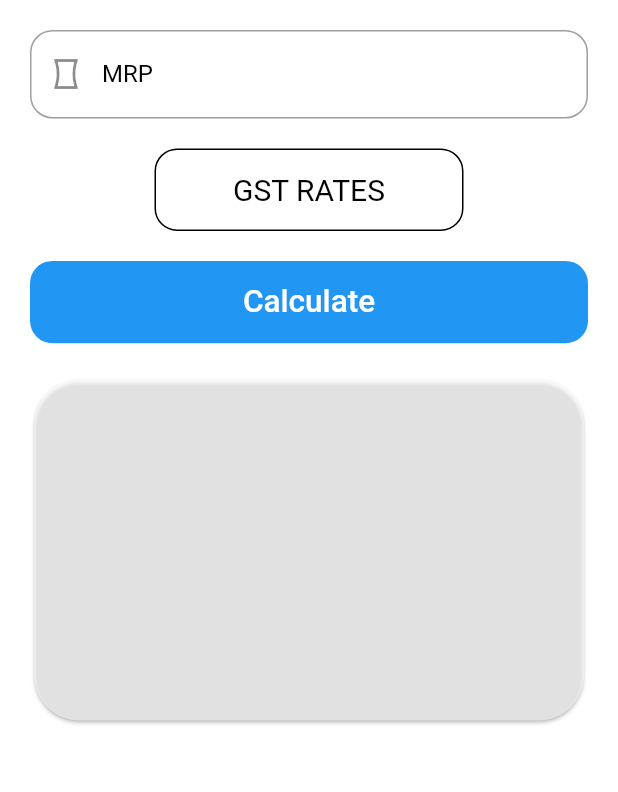
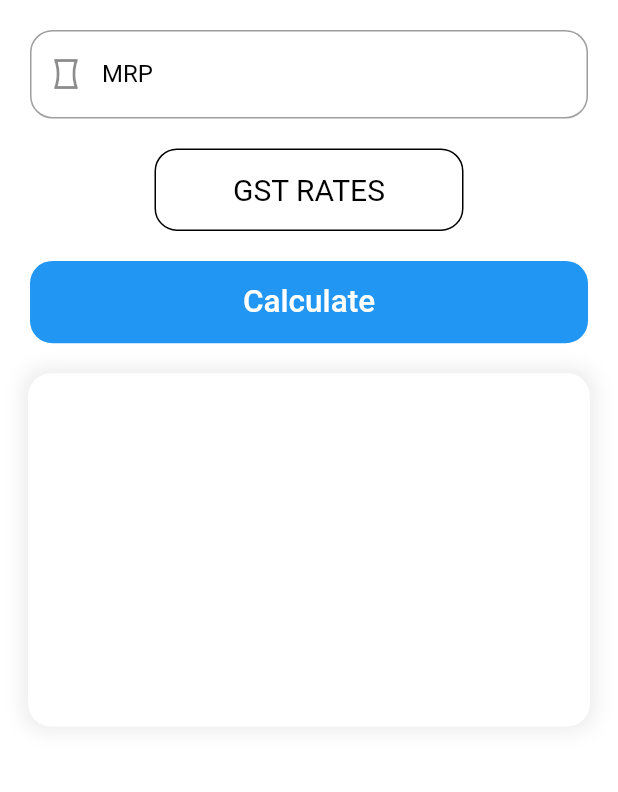
Before and after one commit to BullsEye34/no_gst_calculator, a Flutter app: the screen it shows after launch, on a phone screen of 412 x 824 dp, the part 84-876 px from its top. Run offline on Flutter 3.47's test engine with Material 2 defaults, Android fonts, the phone set to English and light mode, and no system bars; missing offline and left inert: flutter_cupertino_data_picker.

Commit message:
Beautiful Card instead of just card

```diff
--- a/lib/app.dart
+++ b/lib/app.dart
@@ -152,10 +152,16 @@ class _GSTFormState extends State<app> {
                 child: Container(
                     width: MediaQuery.of(context).size.width / 1.1,
                     height: MediaQuery.of(context).size.height / 3.5,
-                    child: Card(
-                      color: Color(0x90ffffff),
-                      shape: RoundedRectangleBorder(
-                        borderRadius: BorderRadius.circular(30),
+                    decoration: BoxDecoration(
+                      borderRadius: BorderRadius.circular(15),
+                      color: Colors.white,
+                      boxShadow: [
+                        BoxShadow(
+                            color: Colors.grey.withOpacity(.2),
+                            offset: Offset(0, 0),
+                            blurRadius: 10,
+                            spreadRadius: 3)
+                      ],
                     ),
                     child: Padding(
                       padding: EdgeInsets.all(_padding),
@@ -164,7 +170,6 @@ class _GSTFormState extends State<app> {
                         style: TextStyle(
                           fontSize: 26.0,
                           color: Colors.red,
-                          ),
                         ),
                       ),
                     )),
```
Lines whose indentation alone changed are shown as unchanged.
